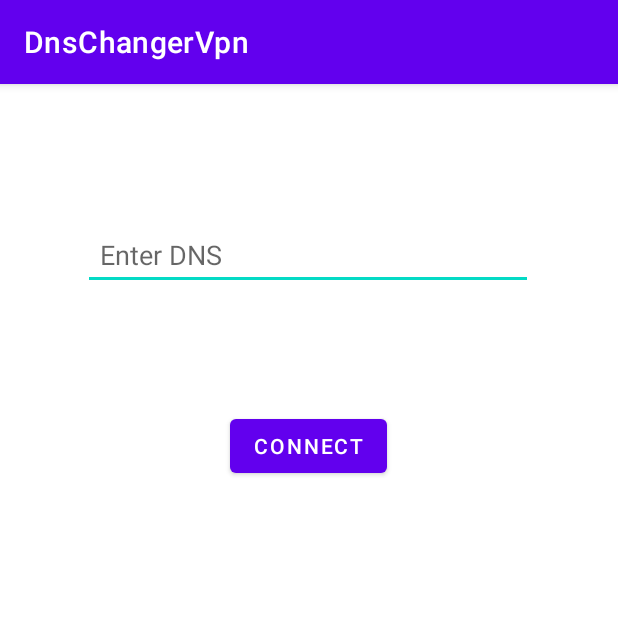
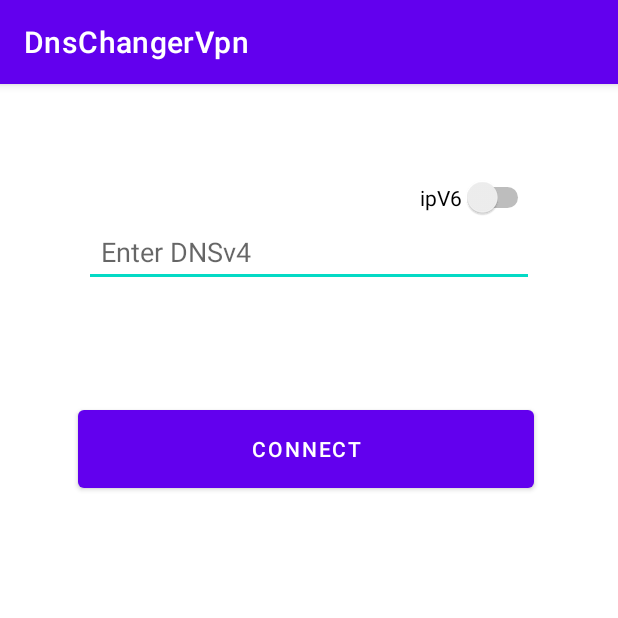
Before and after one commit to nsi-cyber/DnsChanger, an Android app: the screen it shows after launch (MainActivity), after a tap on "CONNECT", on a phone screen of 412 x 824 dp, the top half of it. Run offline under Robolectric (Android 15) with nearby library versions, the phone set to English and light mode, and no system bars.

Commit message:
02.08.2021

```diff
--- a/app/src/main/java/com/example/dnschangervpn/MainActivity.java
+++ b/app/src/main/java/com/example/dnschangervpn/MainActivity.java
@@ -10,6 +10,7 @@ import android.os.ParcelFileDescriptor;
 import android.text.format.Formatter;
 import android.view.View;
 import android.widget.Button;
+import android.widget.Switch;
 import android.widget.TextView;
 import android.widget.Toast;
 
@@ -18,29 +19,58 @@ import androidx.appcompat.app.AppCompatActivity;
 public class MainActivity extends AppCompatActivity {
 VpnService vs = new VpnService();
 VpnService.Builder builder=vs.new Builder();
-
+    boolean as;
 
 protected void onCreate(Bundle savedInstanceState) {
     super.onCreate(savedInstanceState);
     setContentView(R.layout.activity_main);
+
     Button goButton = findViewById(R.id.button);
     TextView dnsText = findViewById(R.id.textView);
-
+    TextView dnsV6Text = findViewById(R.id.textView2);
+Switch isIpv6=findViewById(R.id.switch1);
     WifiManager wm = (WifiManager) getApplicationContext().getSystemService(Context.WIFI_SERVICE);
-
+dnsV6Text.setVisibility(View.INVISIBLE);
     String deviceIp = Formatter.formatIpAddress(wm.getConnectionInfo().getIpAddress());
     System.out.println(deviceIp);
 
+    isIpv6.setOnClickListener(new View.OnClickListener() {
+        @Override
+        public void onClick(View v) {
+            boolean checked=isIpv6.isChecked();
+            if(checked){
+                dnsV6Text.setVisibility(View.VISIBLE);
+            }
+            else{
+                dnsV6Text.setVisibility(View.INVISIBLE);
+            }
+        }
+    });
 
     goButton.setOnClickListener(new View.OnClickListener() {
         @Override
         public void onClick(View view) {
+            if (isIpv6.isChecked()&&dnsV6Text.getText().toString().length()>1){
+                as=true;
             String DnsLink = dnsText.getText().toString();
-            Intent intent = VpnService.prepare(getApplicationContext());
+                String DnsV6Link = dnsV6Text.getText().toString();
+
+                Intent intent = VpnService.prepare(getApplicationContext());
+
             if (intent != null) {
                 startActivityForResult(intent, 0);
             } else {
-                onActivityResult(0, RESULT_OK, null, deviceIp,DnsLink);
+                onActivityResult(0, RESULT_OK, null, deviceIp,DnsLink,DnsV6Link,as);
+            }}
+            else{
+                as=false;
+                String DnsLink = dnsText.getText().toString();
+                Intent intent = VpnService.prepare(getApplicationContext());
+                if (intent != null) {
+                    startActivityForResult(intent, 0);
+                } else {
+                    onActivityResult(0, RESULT_OK, null, deviceIp,DnsLink,as);
+                }
             }
         }
 
@@ -50,13 +80,26 @@ protected void onCreate(Bundle savedInstanceState) {
 
 
     }
-    protected void onActivityResult(int requestCode, int resultCode, Intent data,String deviceIp,String DnsLink) {
+    protected void onActivityResult(int requestCode, int resultCode, Intent data,String deviceIp,String DnsLink,boolean v6) {
         super.onActivityResult(requestCode, resultCode, data);
         if (resultCode == RESULT_OK) {
             Intent intent = new Intent(this, MyVpnService.class);
+            intent.putExtra("v6",v6);
             intent.putExtra("deviceips",deviceIp);
             intent.putExtra("dnsips",DnsLink);
             startService(intent);
         }
     }
+    protected void onActivityResult(int requestCode, int resultCode, Intent data,String deviceIp,String DnsLink,String DnsV6Link,boolean v6) {
+        super.onActivityResult(requestCode, resultCode, data);
+        if (resultCode == RESULT_OK) {
+            Intent intent = new Intent(this, MyVpnService.class);
+            intent.putExtra("v6",v6);
+            intent.putExtra("deviceips",deviceIp);
+            intent.putExtra("dnsips",DnsLink);
+            intent.putExtra("dns6ips",DnsV6Link);
+
+            startService(intent);
+        }
+    }
 }
--- a/app/src/main/res/layout/activity_main.xml
+++ b/app/src/main/res/layout/activity_main.xml
@@ -11,13 +11,29 @@
         android:id="@+id/textView"
         android:layout_width="wrap_content"
         android:layout_height="wrap_content"
-        android:layout_marginStart="55dp"
+        android:layout_marginStart="56dp"
 
-        android:layout_marginTop="90dp"
+        android:layout_marginTop="88dp"
         android:width="300dp"
         android:drawablePadding="12dp"
         android:ems="10"
-        android:hint="Enter DNS"
+        android:hint="Enter DNSv4"
+        android:inputType="textEmailAddress"
+        android:padding="11dp"
+        app:layout_constraintStart_toStartOf="parent"
+        app:layout_constraintTop_toTopOf="parent" />
+
+    <EditText
+        android:id="@+id/textView2"
+        android:layout_width="wrap_content"
+        android:layout_height="wrap_content"
+        android:layout_marginStart="56dp"
+
+        android:layout_marginTop="148dp"
+        android:width="300dp"
+        android:drawablePadding="12dp"
+        android:ems="10"
+        android:hint="Enter DNSv6"
         android:inputType="textEmailAddress"
         android:padding="11dp"
         app:layout_constraintStart_toStartOf="parent"
@@ -25,13 +41,27 @@
 
     <Button
         android:id="@+id/button"
-        android:layout_width="wrap_content"
-        android:layout_height="48dp"
-        android:layout_marginStart="153dp"
-        android:layout_marginTop="80dp"
+        android:layout_width="304dp"
+        android:layout_height="64dp"
+        android:layout_marginStart="52dp"
+        android:layout_marginTop="76dp"
         android:text="Connect"
         app:layout_constraintStart_toStartOf="parent"
         app:layout_constraintTop_toBottomOf="@+id/textView" />
 
+    <Switch
+        android:id="@+id/switch1"
+        android:layout_width="wrap_content"
+        android:layout_height="wrap_content"
+        android:layout_marginStart="280dp"
+        android:layout_marginTop="63dp"
+        android:layout_marginEnd="56dp"
+        android:checked="false"
+        android:text="ipV6"
+        app:layout_constraintBottom_toTopOf="@+id/textView"
+        app:layout_constraintEnd_toEndOf="parent"
+        app:layout_constraintStart_toStartOf="parent"
+        app:layout_constraintTop_toTopOf="parent" />
+
 
 </androidx.constraintlayout.widget.ConstraintLayout>
```
Also changed, not shown: app/src/main/java/com/example/dnschangervpn/MyVpnService.java (+23 -9 lines), 386 other files.
